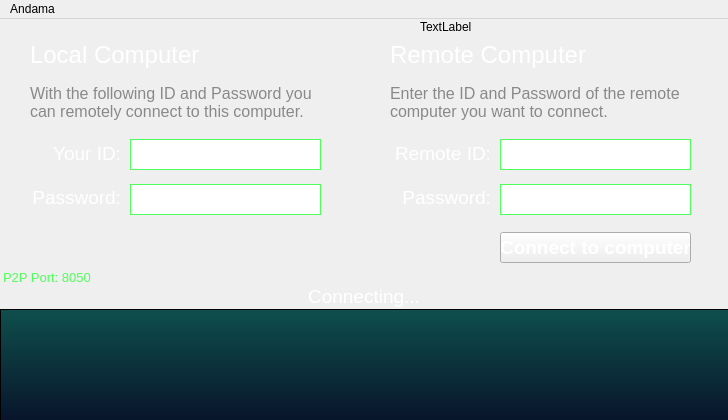
Above: src/Andama/mainwindow.ui from YiannisBourkelis/Andama-Remote-Desktop before the change. Below: the same form after it.
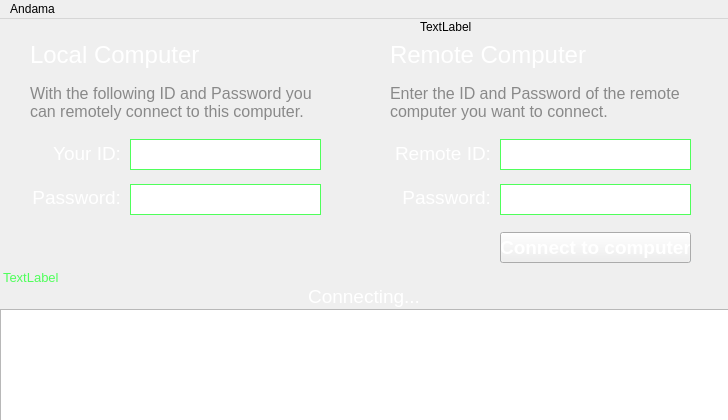
That is the form after the change. Icons and pictures are not drawn.

```diff
--- a/src/Andama/mainwindow.ui
+++ b/src/Andama/mainwindow.ui
@@ -558,7 +558,7 @@
        <string notr="true">color: rgb(79, 255, 91);</string>
       </property>
       <property name="text">
-       <string>P2P Port: 8050</string>
+       <string>TextLabel</string>
       </property>
       <property name="alignment">
        <set>Qt::AlignLeading|Qt::AlignLeft|Qt::AlignVCenter</set>
@@ -641,7 +641,8 @@
       </font>
      </property>
      <property name="styleSheet">
-      <string notr="true">background-color: qlineargradient(spread:pad, x1:0, y1:0, x2:0, y2:1, stop:0 rgba(15, 79, 77, 255), stop:1 rgba(7, 11, 37, 255));</string>
+      <string notr="true">background-color: qlineargradient(spread:pad, x1:0, y1:0, x2:0, y2:1, stop:0 rgba(15, 79, 77, 255), stop:1 rgba(7, 11, 37, 255));
+QToolTip { color: #ffffff; background-color: #2a82da; border: 1px solid white; };</string>
      </property>
      <property name="alternatingRowColors">
       <bool>false</bool>
```
